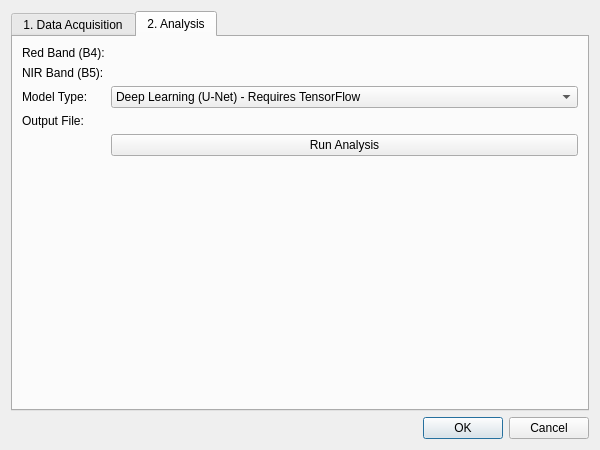
Old version of the form uhi_qgis_plugin/uhi_plugin_dialog_base.ui in the repository Mercy14846/Urban-Heat-Island-Model.
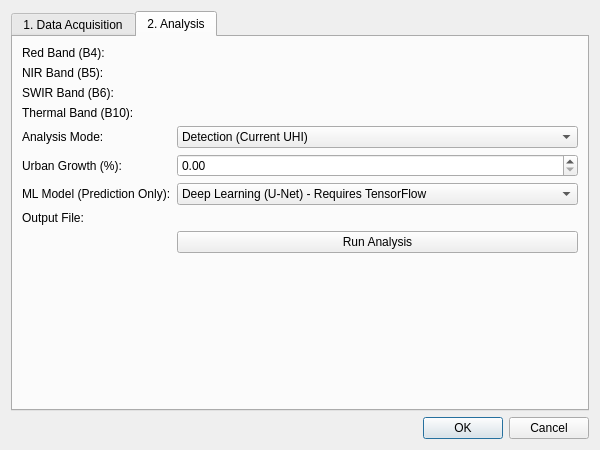
New version of the form. The open tabs and pages were chosen to show the change. Custom widgets are drawn as their Qt base class.

Commit message: feat: implement UHI analysis QGIS plugin with data download, detection, forecast, and prediction capabilities.

Diff of the .ui file:
```diff
--- a/uhi_qgis_plugin/uhi_plugin_dialog_base.ui
+++ b/uhi_qgis_plugin/uhi_plugin_dialog_base.ui
@@ -95,14 +95,74 @@
        <item row="1" column="1">
         <widget class="QgsFileWidget" name="mQgsFileWidget_nir"/>
        </item>
-        <item row="2" column="0">
-        <widget class="QLabel" name="label_model">
+       <item row="2" column="0">
+        <widget class="QLabel" name="label_swir">
          <property name="text">
-          <string>Model Type:</string>
+          <string>SWIR Band (B6):</string>
          </property>
         </widget>
        </item>
        <item row="2" column="1">
+        <widget class="QgsFileWidget" name="mQgsFileWidget_swir"/>
+       </item>
+       <item row="3" column="0">
+        <widget class="QLabel" name="label_thermal">
+         <property name="text">
+          <string>Thermal Band (B10):</string>
+         </property>
+        </widget>
+       </item>
+       <item row="3" column="1">
+        <widget class="QgsFileWidget" name="mQgsFileWidget_thermal"/>
+       </item>
+       <item row="4" column="0">
+        <widget class="QLabel" name="label_mode">
+         <property name="text">
+          <string>Analysis Mode:</string>
+         </property>
+        </widget>
+       </item>
+       <item row="4" column="1">
+        <widget class="QComboBox" name="comboBox_mode">
+         <item>
+          <property name="text">
+           <string>Detection (Current UHI)</string>
+          </property>
+         </item>
+         <item>
+          <property name="text">
+           <string>Forecast (Scenario-based)</string>
+          </property>
+         </item>
+         <item>
+          <property name="text">
+           <string>Prediction (Machine Learning)</string>
+          </property>
+         </item>
+        </widget>
+       </item>
+       <item row="5" column="0">
+        <widget class="QLabel" name="label_growth">
+         <property name="text">
+          <string>Urban Growth (%):</string>
+         </property>
+        </widget>
+       </item>
+       <item row="5" column="1">
+        <widget class="QDoubleSpinBox" name="spinBox_growth">
+         <property name="value">
+          <number>10.0</number>
+         </property>
+        </widget>
+       </item>
+       <item row="6" column="0">
+        <widget class="QLabel" name="label_model">
+         <property name="text">
+          <string>ML Model (Prediction Only):</string>
+         </property>
+        </widget>
+       </item>
+       <item row="6" column="1">
         <widget class="QComboBox" name="comboBox_model">
          <item>
           <property name="text">
@@ -116,21 +176,21 @@
          </item>
         </widget>
        </item>
-       <item row="3" column="0">
+       <item row="7" column="0">
         <widget class="QLabel" name="label_out">
          <property name="text">
           <string>Output File:</string>
          </property>
         </widget>
        </item>
-       <item row="3" column="1">
+       <item row="7" column="1">
         <widget class="QgsFileWidget" name="mQgsFileWidget_output">
          <property name="storageMode">
           <enum>QgsFileWidget::SaveFile</enum>
          </property>
         </widget>
        </item>
-       <item row="4" column="1">
+       <item row="8" column="1">
         <widget class="QPushButton" name="btn_run">
          <property name="text">
           <string>Run Analysis</string>
```
The commit also changes 2 other files.
